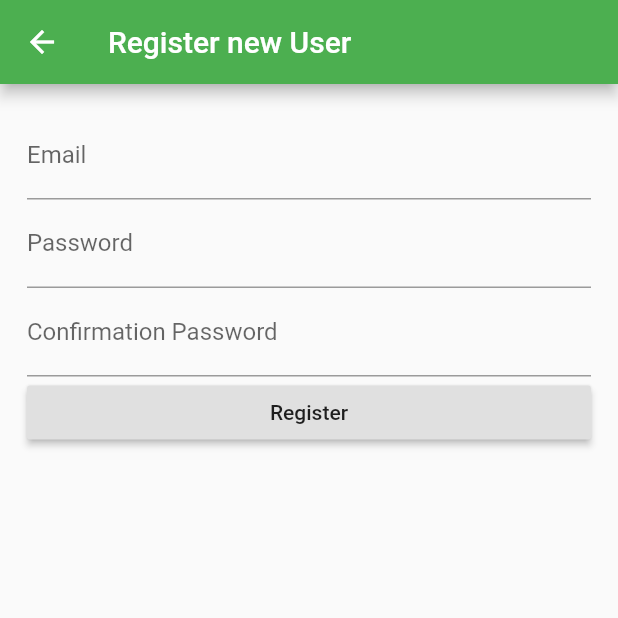
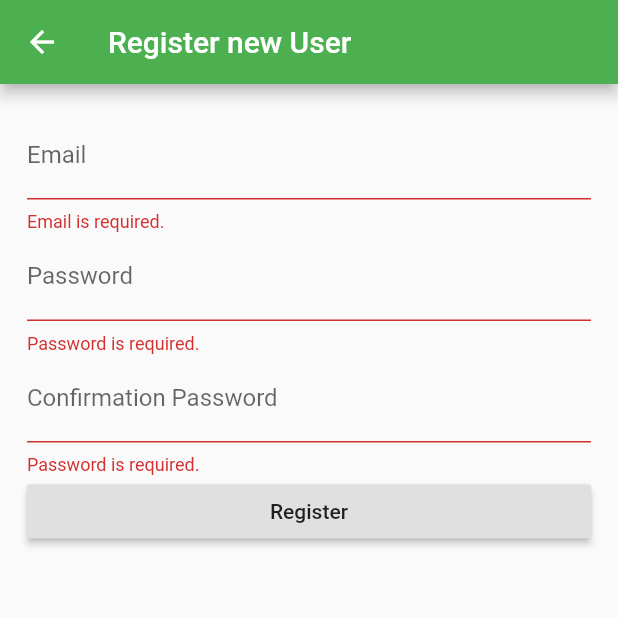
Before and after one commit to tintinap/lab01, a Flutter app: the RegisterScreen screen opened directly, after a tap on "Register", on a phone screen of 412 x 824 dp, the top half of it. Run offline on Flutter 3.47's test engine with Material 2 defaults, Android fonts, the phone set to English and light mode, and no system bars; our stand-ins replace cloud_firestore, datetime_picker_formfield, firebase_auth, image_picker, sqflite; accounts and stored records are empty; network calls fail.

```diff
--- a/lib/ui/login_screen.dart
+++ b/lib/ui/login_screen.dart
@@ -13,10 +13,12 @@ class LoginScreenState extends State<LoginScreen> {
   final _formkey = GlobalKey<FormState>();
 
   FirebaseAuth auth = FirebaseAuth.instance;
+  TextEditingController email = TextEditingController();
+  TextEditingController password = TextEditingController();
 
   @override
   Widget build(BuildContext context) {
-    // TODO: implement build
+
     return Scaffold(
       body: Padding(
         padding: EdgeInsets.all(18),
@@ -25,6 +27,7 @@ class LoginScreenState extends State<LoginScreen> {
           child: Column(
             children: <Widget>[
               TextFormField(
+                controller: email,
                 decoration: InputDecoration(labelText: "Email"),
                 keyboardType: TextInputType.emailAddress,
                 validator: (value) {
@@ -32,6 +35,7 @@ class LoginScreenState extends State<LoginScreen> {
                 },
               ),
               TextFormField(
+                controller: password,
                 decoration: InputDecoration(labelText: "Password"),
                 obscureText: true,
                 validator: (value) {
@@ -46,8 +50,8 @@ class LoginScreenState extends State<LoginScreen> {
                       child: Text("Sign-in"),
                       onPressed: () {
                         auth.signInWithEmailAndPassword(
-                          email: 'pltinnapat@gmail.com',
-                          password: '12345678',
+                          email: email.text,
+                          password: password.text,
                         ).then((FirebaseUser user) {
                           if (user.isEmailVerified) {
                             print("go to home Screen");
--- a/lib/ui/register_screen.dart
+++ b/lib/ui/register_screen.dart
@@ -4,7 +4,7 @@ import 'package:firebase_auth/firebase_auth.dart';
 class RegisterScreen extends StatefulWidget {
   @override
   State<RegisterScreen> createState() {
-    // TODO: implement createState
+
     return RegisterScreenState();
   }
 
@@ -12,12 +12,15 @@ class RegisterScreen extends StatefulWidget {
 
 class RegisterScreenState extends State<RegisterScreen> {
   final _formkey = GlobalKey<FormState>();
+
   FirebaseAuth auth = FirebaseAuth.instance;
 
+  TextEditingController emailController = TextEditingController();
+  TextEditingController passwordController = TextEditingController();
+  TextEditingController rePasswordController = TextEditingController();
 
   @override
   Widget build(BuildContext context) {
-    // TODO: implement build
     return Scaffold(
       appBar: AppBar(
         title : Text("Register new User")
@@ -29,6 +32,7 @@ class RegisterScreenState extends State<RegisterScreen> {
           child: Column(
             children: <Widget>[
               TextFormField(
+                controller: emailController,
                 decoration: InputDecoration(labelText: "Email"),
                 keyboardType: TextInputType.emailAddress,
                 validator: (value) {
@@ -36,6 +40,7 @@ class RegisterScreenState extends State<RegisterScreen> {
                 },
               ),
               TextFormField(
+                controller: passwordController,
                 decoration: InputDecoration(labelText: "Password"),
                 obscureText: true,
                 validator: (value) {
@@ -43,6 +48,7 @@ class RegisterScreenState extends State<RegisterScreen> {
                 },
               ),
               TextFormField(
+                controller: rePasswordController,
                 decoration: InputDecoration(labelText: "Confirmation Password"),
                 obscureText: true,
                 validator: (value) {
@@ -56,15 +62,21 @@ class RegisterScreenState extends State<RegisterScreen> {
                     child: RaisedButton(
                       child: Text("Register"),
                       onPressed: () {
+                        if (_formkey.currentState.validate()) {
                         auth
                             .createUserWithEmailAndPassword(
-                                email: 'pltinnapat@gmail.com', password: '12345678')
+                                email: emailController.text, password: passwordController.text)
                             .then((FirebaseUser user) {
-                              user.sendEmailVerification();
+                              user.sendEmailVerification().then((user) {
+                                Navigator.pop(context);
+                              });
                                 print("return from firebase $user.email");
                             }).catchError((error) {
                                 print(" this is the cause of error :$error");
                             });
+                        } else {
+                          print("error");
+                        }
                       },
                     ),
                   ),
--- a/pubspec.yaml
+++ b/pubspec.yaml
@@ -24,6 +24,7 @@ dependencies:
   sqflite: ^1.1.0
   firebase_core: ^0.2.5
   firebase_auth: ^0.6.5
+  cloud_firestore: ^0.8.2+3
 
 
   # The following adds the Cupertino Icons font to your application.
```
Also changed, not shown: lib/main.dart (+10 -1 lines), lib/ui/book_screen.dart (added, +82 -0 lines), lib/ui/list_book.dart (added, +33 -0 lines), 2 other files.
